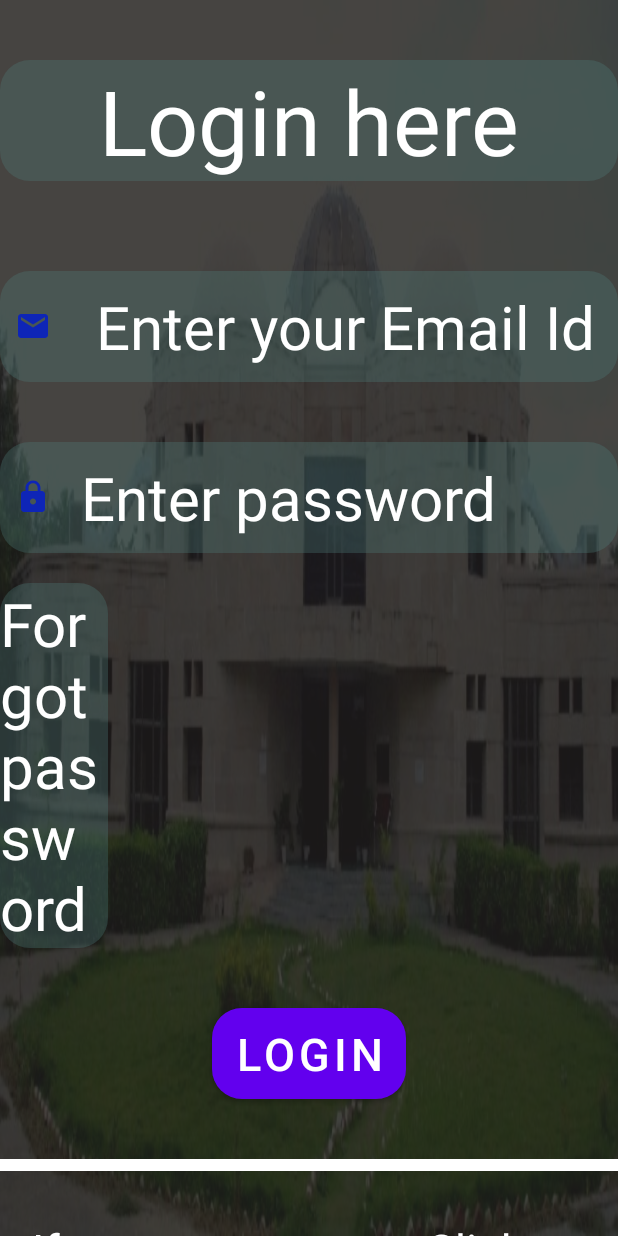
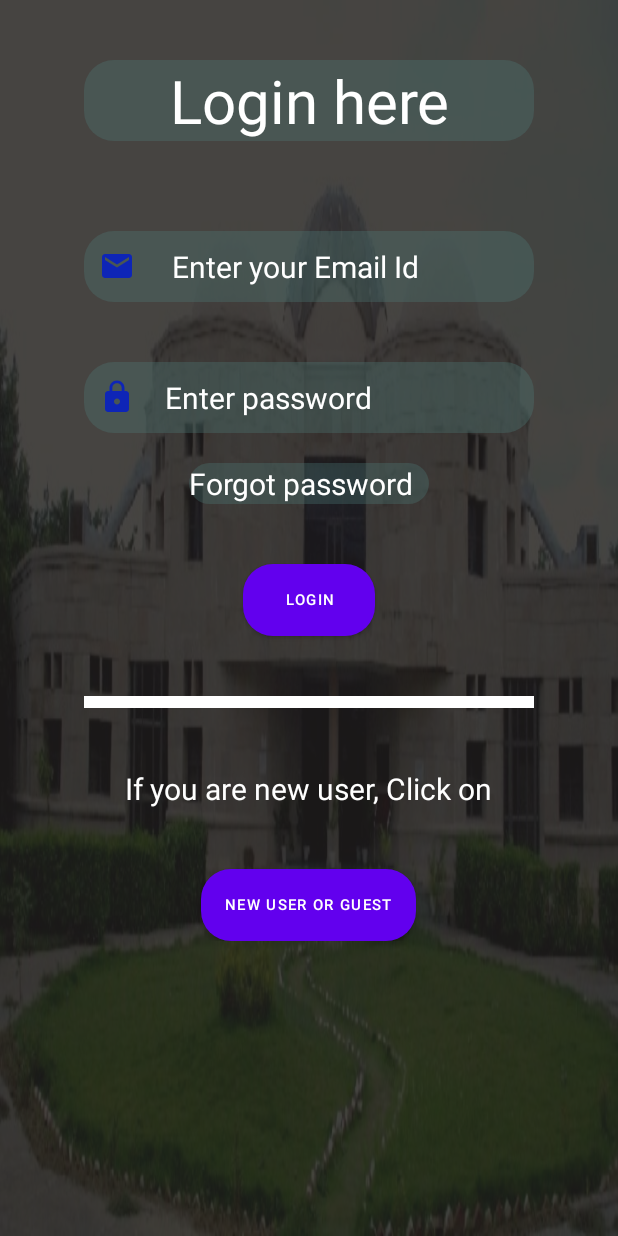
Before and after one commit to RahulM4/Occupancy_Monitoring_System, an Android app: the screen it shows after launch (Login), after a tap on "SIGN IN", on a phone screen of 412 x 824 dp. Run offline under Robolectric (Android 15) with nearby library versions, the phone set to English and light mode, and no system bars; our stand-ins replace Firebase (no records; nobody signed in at launch, a user with empty details on screens opened directly); 1 other tap on this screen came first.

```diff
--- a/app/src/main/AndroidManifest.xml
+++ b/app/src/main/AndroidManifest.xml
@@ -3,6 +3,7 @@
     package="com.rahul.oms">
 
     <uses-permission android:name="android.permission.INTERNET" />
+
 
     <application
         android:allowBackup="true"
--- a/app/src/main/java/com/rahul/oms/DatabaseManagament.kt
+++ b/app/src/main/java/com/rahul/oms/DatabaseManagament.kt
@@ -23,6 +23,7 @@ class DatabaseManagament : AppCompatActivity() {
 
         auth = FirebaseAuth.getInstance()
         checkUser()
+
         binding.logoutBtnDashboard.setOnClickListener{
             auth.signOut()
             startActivity(Intent(this,DisplayHome::class.java))
--- a/app/src/main/java/com/rahul/oms/SplaceScreen.kt
+++ b/app/src/main/java/com/rahul/oms/SplaceScreen.kt
@@ -5,6 +5,10 @@ import androidx.appcompat.app.AppCompatActivity
 import android.os.Bundle
 import android.os.Handler
 import com.google.firebase.auth.FirebaseAuth
+import com.google.firebase.database.DataSnapshot
+import com.google.firebase.database.DatabaseError
+import com.google.firebase.database.FirebaseDatabase
+import com.google.firebase.database.ValueEventListener
 
 
 class SplaceScreen : AppCompatActivity() {
@@ -16,10 +20,45 @@ class SplaceScreen : AppCompatActivity() {
 
         Handler().postDelayed(
             {
+                checkUser()
 
-                startActivity(Intent(this@SplaceScreen, DisplayHome::class.java))
-                finish()
             }, 2000)
+    }
+
+    private fun checkUser() {
+        val firebaseUser = auth.currentUser
+        if(firebaseUser==null)
+        {
+
+            startActivity(Intent(this@SplaceScreen, DisplayHome::class.java))
+            finish()
+        }
+        else
+        {
+            val ref= FirebaseDatabase.getInstance().getReference("Users")
+            ref.child(firebaseUser.uid)
+                .addListenerForSingleValueEvent(object : ValueEventListener {
+
+                    override fun onDataChange(snapshot: DataSnapshot) {
+                        val userType = snapshot.child("userType").value
+                        if(userType =="user")
+                        {
+                            startActivity(Intent(this@SplaceScreen,DatabaseManagament::class.java))
+                            finish()
+                        }
+                        else if(userType == "admin")
+                        {
+                            startActivity(Intent(this@SplaceScreen,DatabaseManagament::class.java))
+                            finish()
+                        }
+
+                    }
+
+                    override fun onCancelled(error: DatabaseError) {
+                        TODO("Not yet implemented")
+                    }
+                })
+        }
     }
 
 
--- a/app/src/main/res/layout/activity_admin.xml
+++ b/app/src/main/res/layout/activity_admin.xml
@@ -20,7 +20,7 @@
             android:gravity="center"
             android:text="Administration system"
             android:textColor="@color/white"
-            android:textSize="60sp"
+            android:textSize="40sp"
             android:textStyle="italic" />
 
         <TextView
--- a/app/src/main/res/layout/activity_admin_login.xml
+++ b/app/src/main/res/layout/activity_admin_login.xml
@@ -21,8 +21,8 @@
         android:gravity="center_horizontal"
         android:text="Administration Use Only"
         android:textColor="@color/white"
-        android:textStyle="italic"
-        android:textSize="70sp" />
+        android:textSize="30sp"
+        android:textStyle="italic" />
 
     <EditText
         android:id="@+id/email_admin_login"
@@ -47,7 +47,7 @@
 
     <EditText
         android:id="@+id/password_admin_login"
-        android:layout_width="650dp"
+        android:layout_width="350dp"
         android:layout_height="60dp"
         android:layout_below="@+id/email_admin_login"
         android:layout_centerHorizontal="true"
--- a/app/src/main/res/layout/activity_login.xml
+++ b/app/src/main/res/layout/activity_login.xml
@@ -15,24 +15,30 @@
     </RelativeLayout>
 
 
+    <LinearLayout
+        android:layout_width="wrap_content"
+        android:layout_height="wrap_content"
+        android:layout_centerHorizontal="true"
+        android:orientation="vertical">
+
         <TextView
             android:id="@+id/R_title"
             android:layout_width="match_parent"
             android:layout_height="wrap_content"
             android:layout_marginTop="40dp"
+            android:background="@drawable/et_text_background"
             android:gravity="center_horizontal"
             android:text="Login here"
-        android:background="@drawable/et_text_background"
             android:textColor="@color/white"
-        android:textSize="60sp" />
+            android:textSize="40sp" />
 
 
         <EditText
             android:id="@+id/email_login"
-        android:layout_width="600dp"
+            android:layout_width="300dp"
             android:layout_height="wrap_content"
             android:layout_below="@+id/R_title"
-        android:layout_centerHorizontal="true"
+            android:layout_gravity="center"
             android:layout_marginTop="60dp"
             android:background="@drawable/et_text_background"
             android:drawableStart="@drawable/ic_baseline_email_24"
@@ -41,15 +47,15 @@
             android:inputType="textEmailAddress"
             android:padding="10dp"
             android:textColorHint="@color/white"
-        android:textSize="40sp" />
+            android:textSize="20sp" />
 
 
         <EditText
             android:id="@+id/password_login"
-        android:layout_width="600dp"
+            android:layout_width="300dp"
             android:layout_height="wrap_content"
             android:layout_below="@id/email_login"
-        android:layout_centerHorizontal="true"
+            android:layout_gravity="center"
             android:layout_marginTop="40dp"
             android:background="@drawable/et_text_background"
             android:drawableStart="@drawable/ic_baseline_lock_24"
@@ -58,61 +64,63 @@
             android:inputType="textPassword"
             android:padding="10dp"
             android:textColorHint="@color/white"
-        android:textSize="40sp" />
+            android:textSize="20sp" />
 
 
         <TextView
             android:id="@+id/forget_password_login"
-        android:layout_width="wrap_content"
+            android:layout_width="160dp"
             android:layout_height="wrap_content"
             android:layout_below="@+id/password_login"
-        android:layout_alignParentRight="true"
+            android:layout_gravity="center"
             android:layout_marginTop="20dp"
-        android:layout_marginRight="340dp"
             android:background="@drawable/et_text_background"
             android:text="Forgot password"
             android:textColor="@color/white"
-        android:textSize="40sp" />
+            android:textSize="20sp" />
 
         <Button
             android:id="@+id/login_btn_login"
             android:layout_width="wrap_content"
             android:layout_height="wrap_content"
             android:layout_below="@id/forget_password_login"
-        android:layout_centerHorizontal="true"
+            android:layout_gravity="center"
             android:layout_marginTop="40dp"
             android:background="@drawable/btn_background"
             android:text="login"
-        android:textSize="30sp" />
+            android:textSize="10sp" />
 
         <View
             android:layout_width="match_parent"
             android:layout_height="8dp"
             android:layout_below="@+id/login_btn_login"
-        android:background="@color/white"
-        android:layout_marginTop="40dp"/>
+            android:layout_marginTop="40dp"
+            android:background="@color/white" />
 
 
         <TextView
             android:layout_width="wrap_content"
             android:layout_height="wrap_content"
             android:layout_below="@+id/login_btn_login"
-        android:layout_centerHorizontal="true"
-        android:layout_marginTop="80dp"
+            android:layout_marginTop="40dp"
+            android:layout_gravity="center"
             android:text="If you are new user, Click on"
             android:textColor="@color/white"
-        android:textSize="30sp" />
+            android:textSize="20sp" />
 
         <Button
             android:id="@+id/new_user_guest_login"
             android:layout_width="wrap_content"
             android:layout_height="wrap_content"
             android:layout_below="@+id/login_btn_login"
-        android:layout_centerHorizontal="true"
-        android:layout_marginTop="150dp"
+            android:layout_gravity="center"
+            android:layout_marginTop="40dp"
             android:background="@drawable/btn_background"
             android:text="New User or Guest"
             android:textColor="@color/white"
-        android:textSize="25sp" />
+            android:textSize="10sp" />
+
+    </LinearLayout>
+
 
 </RelativeLayout>
--- a/build.gradle
+++ b/build.gradle
@@ -1,5 +1,5 @@
 buildscript {
-    ext.kotlin_version = '1.0.0'
+    ext.kotlin_version = '1.3.40'
     dependencies {
         classpath 'com.google.gms:google-services:4.3.10'
         classpath "org.jetbrains.kotlin:kotlin-gradle-plugin:$kotlin_version"
@@ -9,8 +9,8 @@ buildscript {
     }
 }// Top-level build file where you can add configuration options common to all sub-projects/modules.
 plugins {
-    id 'com.android.application' version '7.1.2' apply false
-    id 'com.android.library' version '7.1.2' apply false
+    id 'com.android.application' version '7.1.3' apply false
+    id 'com.android.library' version '7.1.3' apply false
     id 'org.jetbrains.kotlin.android' version '1.6.20' apply false
 }
 
```
Also changed, not shown: app/src/main/java/com/rahul/oms/Login.kt (+5 -4 lines), app/src/main/java/com/rahul/oms/Register.kt (+10 -12 lines), app/src/main/res/layout/activity_dialog_box.xml (+2 -5 lines), app/src/main/res/layout/activity_display_home.xml (+12 -12 lines), app/src/main/res/layout/activity_mobileotp_verification.xml (+6 -6 lines), app/src/main/res/layout/activity_register.xml (+11 -10 lines). Lines whose indentation alone changed are shown as unchanged.
